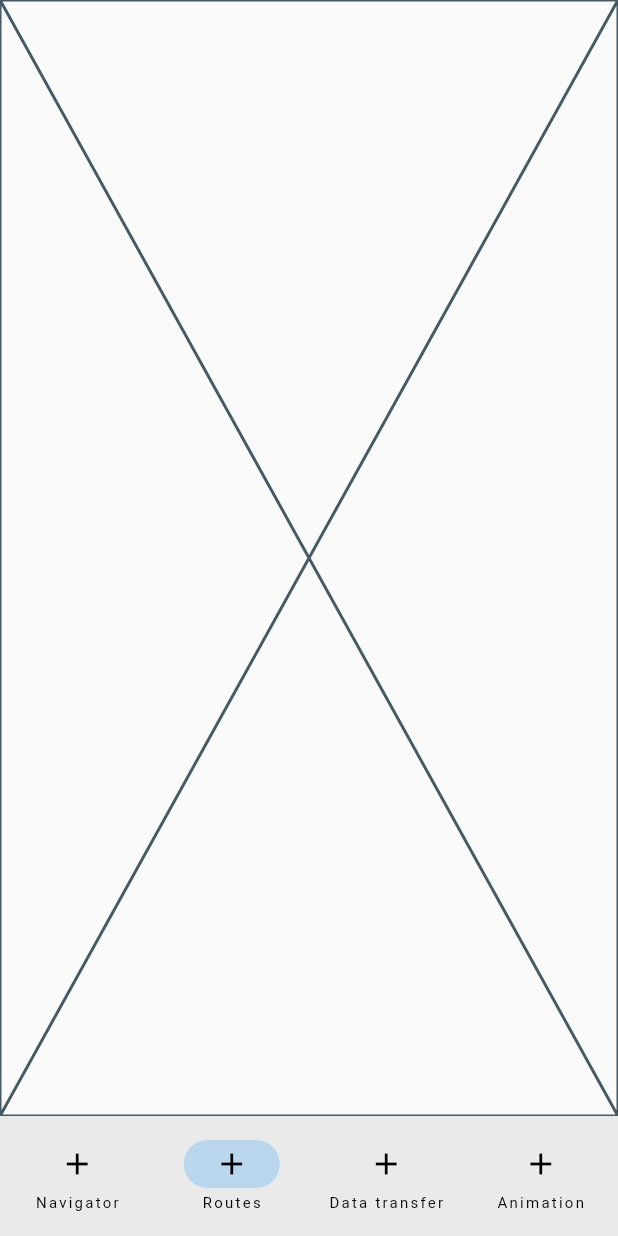
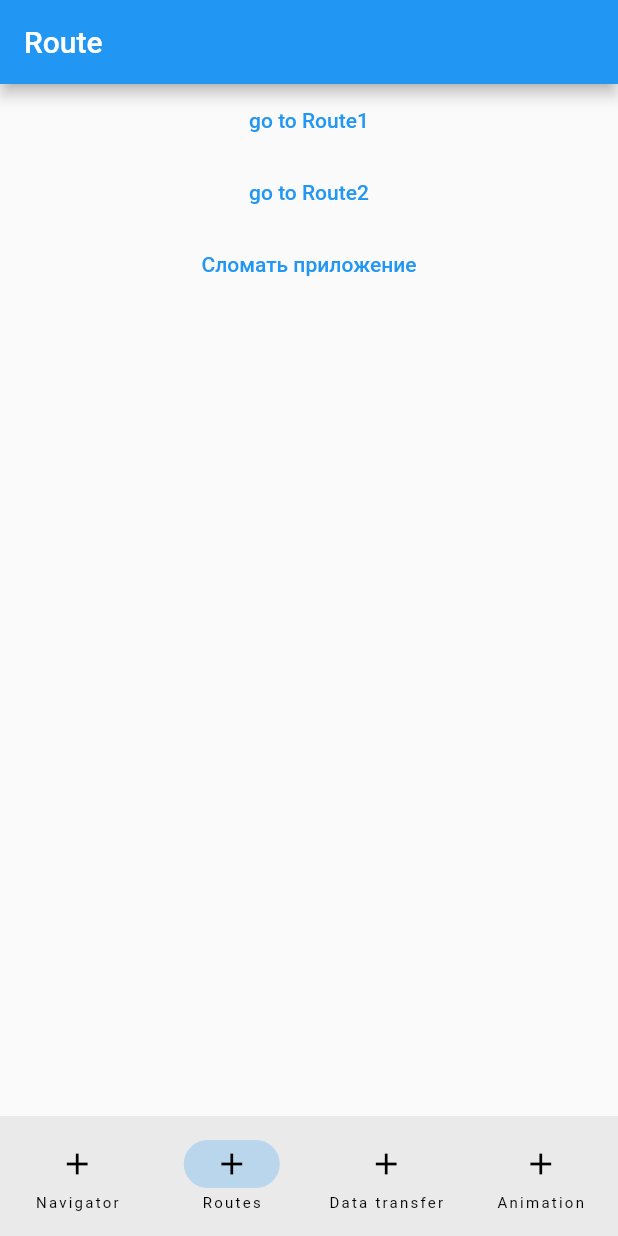
Before and after one commit to Bachar-official/flutter_education, a Flutter app: the screen it shows after launch, item 2 of the bottom bar chosen, on a phone screen of 412 x 824 dp. Run offline on Flutter 3.47's test engine with Material 2 defaults, Android fonts, the phone set to English and light mode, and no system bars.

Commit message:
navigator & routes

```diff
--- a/lib/main.dart
+++ b/lib/main.dart
@@ -1,11 +1,26 @@
 import 'package:flutter/material.dart';
 import 'package:flutter_education/animation.dart';
 import 'package:flutter_education/data_transfer.dart';
+import 'package:flutter_education/from_routes/route1.dart';
 import 'package:flutter_education/navigator.dart';
 import 'package:flutter_education/routes.dart';
 
+import 'from_routes/route2.dart';
+
 void main() {
   runApp(const MyApp());
+}
+
+MaterialPageRoute _buildRoute(WidgetBuilder builder, settings) {
+  return MaterialPageRoute(settings: settings, builder: builder);
+}
+
+Route<dynamic> generateRoute(RouteSettings settings) {
+  switch (settings.name) {
+    case '/route1': return _buildRoute((context) => Route1Example(), settings);
+    case '/route2': return _buildRoute((context) => Route2Example(), settings);
+    default: throw Exception('Unknown route: ${settings.name}');
+  }
 }
 
 class MyApp extends StatelessWidget {
@@ -18,6 +33,7 @@ class MyApp extends StatelessWidget {
         primarySwatch: Colors.blue,
       ),
       home: const MyHomePage(),
+      onGenerateRoute: generateRoute,
     );
   }
 }
--- a/lib/routes.dart
+++ b/lib/routes.dart
@@ -5,6 +5,28 @@ class RoutesExample extends StatelessWidget {
 
   @override
   Widget build(BuildContext context) {
-    return const Placeholder();
+    return Scaffold(
+      appBar: AppBar(
+        title: const Text('Route'),
+      ),
+      body: Center(
+        child: Column(
+          children: [
+            TextButton(
+              onPressed: () => Navigator.pushNamed(context, '/route1'),
+              child: const Text('go to Route1'),
+            ),
+            TextButton(
+              onPressed: () => Navigator.pushNamed(context, '/route2'),
+              child: const Text('go to Route2'),
+            ),
+            TextButton(
+              onPressed: () => Navigator.pushNamed(context, '/exception'),
+              child: const Text('Сломать приложение'),
+            ),
+          ],
+        ),
+      ),
+    );
   }
 }
```
Also changed, not shown: lib/from_navigator.dart (added, +31 -0 lines), lib/from_routes/route1.dart (added, +14 -0 lines), lib/from_routes/route2.dart (added, +14 -0 lines), lib/navigator.dart (+23 -1 lines).
